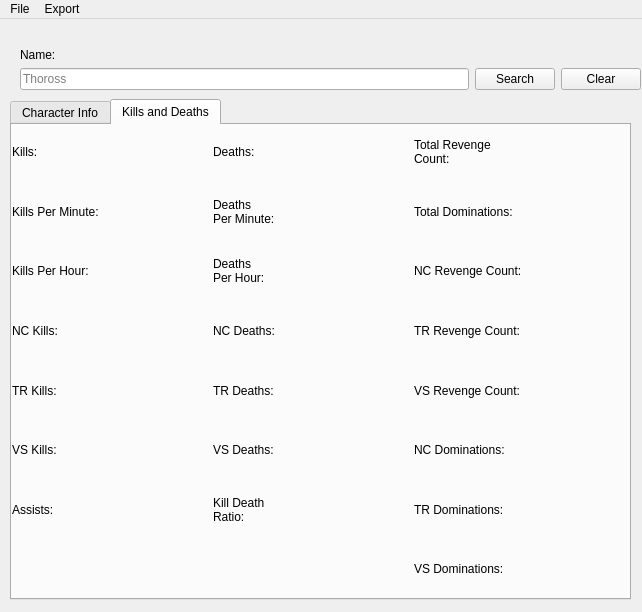
Thoross/PS2-Stats, file src/GUI/mainwindow.ui: the form before one commit.
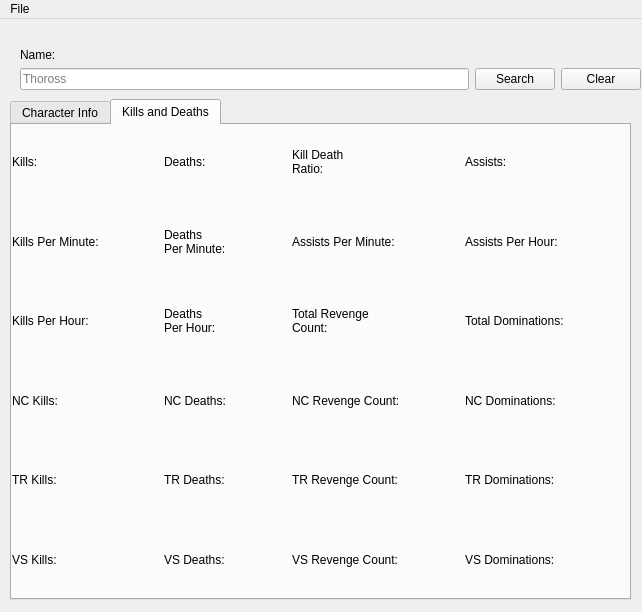
The form after the commit. The open tabs and pages were chosen to show the change.

Commit message: Change whitespacing and indentation on some files. Added Assists per hour and minute to the kills and deaths tab.

What changed in the file:
```diff
--- a/src/GUI/mainwindow.ui
+++ b/src/GUI/mainwindow.ui
@@ -438,6 +438,20 @@
        </rect>
       </property>
       <layout class="QGridLayout" name="gridLayout_2">
+       <item row="5" column="4">
+        <widget class="QLabel" name="lbl_VS_revenge">
+         <property name="text">
+          <string>VS Revenge Count:</string>
+         </property>
+        </widget>
+       </item>
+       <item row="4" column="4">
+        <widget class="QLabel" name="lbl_TR_revenge">
+         <property name="text">
+          <string>TR Revenge Count:</string>
+         </property>
+        </widget>
+       </item>
        <item row="0" column="1">
         <widget class="QLabel" name="lbl_kills_value">
          <property name="text">
@@ -502,7 +516,7 @@
          </property>
         </widget>
        </item>
-       <item row="6" column="2">
+       <item row="0" column="4">
         <widget class="QLabel" name="lbl_kdr">
          <property name="text">
           <string>Kill Death 
@@ -546,13 +560,6 @@
          </property>
         </widget>
        </item>
-       <item row="6" column="0">
-        <widget class="QLabel" name="lbl_assists">
-         <property name="text">
-          <string>Assists:</string>
-         </property>
-        </widget>
-       </item>
        <item row="5" column="0">
         <widget class="QLabel" name="lbl_VS_kills">
          <property name="text">
@@ -623,105 +630,98 @@
          </property>
         </widget>
        </item>
-       <item row="6" column="1">
-        <widget class="QLabel" name="lbl_assists_value">
+       <item row="3" column="5">
+        <widget class="QLabel" name="lbl_NC_revenge_value">
          <property name="text">
           <string/>
          </property>
         </widget>
        </item>
-       <item row="6" column="3">
+       <item row="4" column="5">
+        <widget class="QLabel" name="lbl_TR_revenge_value">
+         <property name="text">
+          <string/>
+         </property>
+        </widget>
+       </item>
+       <item row="3" column="4">
+        <widget class="QLabel" name="lbl_NC_revenge">
+         <property name="text">
+          <string>NC Revenge Count:</string>
+         </property>
+        </widget>
+       </item>
+       <item row="5" column="5">
+        <widget class="QLabel" name="lbl_VS_revenge_value">
+         <property name="text">
+          <string/>
+         </property>
+        </widget>
+       </item>
+       <item row="0" column="5">
         <widget class="QLabel" name="lbl_kdr_value">
          <property name="text">
           <string/>
          </property>
         </widget>
        </item>
-       <item row="7" column="5">
-        <widget class="QLabel" name="lbl_VS_dominations_value">
-         <property name="text">
-          <string/>
-         </property>
-        </widget>
-       </item>
-       <item row="7" column="4">
+       <item row="5" column="6">
         <widget class="QLabel" name="lbl_VS_dominations">
          <property name="text">
           <string>VS Dominations:</string>
          </property>
         </widget>
        </item>
-       <item row="6" column="4">
+       <item row="4" column="6">
         <widget class="QLabel" name="lbl_TR_dominations">
          <property name="text">
           <string>TR Dominations:</string>
          </property>
         </widget>
        </item>
-       <item row="5" column="4">
+       <item row="3" column="6">
         <widget class="QLabel" name="lbl_NC_domination">
          <property name="text">
           <string>NC Dominations:</string>
          </property>
         </widget>
        </item>
-       <item row="6" column="5">
+       <item row="2" column="6">
+        <widget class="QLabel" name="lbl_dominations">
+         <property name="text">
+          <string>Total Dominations:</string>
+         </property>
+        </widget>
+       </item>
+       <item row="5" column="7">
+        <widget class="QLabel" name="lbl_VS_dominations_value">
+         <property name="text">
+          <string/>
+         </property>
+        </widget>
+       </item>
+       <item row="4" column="7">
         <widget class="QLabel" name="lbl_TR_dominations_value">
          <property name="text">
           <string/>
          </property>
         </widget>
        </item>
-       <item row="5" column="5">
+       <item row="3" column="7">
         <widget class="QLabel" name="lbl_NC_domination_value">
          <property name="text">
           <string/>
          </property>
         </widget>
        </item>
-       <item row="3" column="4">
-        <widget class="QLabel" name="lbl_TR_revenge">
+       <item row="2" column="7">
+        <widget class="QLabel" name="lbl_dominations_value">
          <property name="text">
-          <string>TR Revenge Count:</string>
+          <string/>
          </property>
         </widget>
        </item>
        <item row="2" column="4">
-        <widget class="QLabel" name="lbl_NC_revenge">
-         <property name="text">
-          <string>NC Revenge Count:</string>
-         </property>
-        </widget>
-       </item>
-       <item row="2" column="5">
-        <widget class="QLabel" name="lbl_NC_revenge_value">
-         <property name="text">
-          <string/>
-         </property>
-        </widget>
-       </item>
-       <item row="3" column="5">
-        <widget class="QLabel" name="lbl_TR_revenge_value">
-         <property name="text">
-          <string/>
-         </property>
-        </widget>
-       </item>
-       <item row="4" column="4">
-        <widget class="QLabel" name="lbl_VS_revenge">
-         <property name="text">
-          <string>VS Revenge Count:</string>
-         </property>
-        </widget>
-       </item>
-       <item row="4" column="5">
-        <widget class="QLabel" name="lbl_VS_revenge_value">
-         <property name="text">
-          <string/>
-         </property>
-        </widget>
-       </item>
-       <item row="0" column="4">
         <widget class="QLabel" name="lbl_revenge">
          <property name="text">
           <string>Total Revenge 
@@ -729,22 +729,50 @@
          </property>
         </widget>
        </item>
-       <item row="0" column="5">
+       <item row="2" column="5">
         <widget class="QLabel" name="lbl_revenge_value">
          <property name="text">
           <string/>
          </property>
         </widget>
        </item>
+       <item row="0" column="6">
+        <widget class="QLabel" name="lbl_assists">
+         <property name="text">
+          <string>Assists:</string>
+         </property>
+        </widget>
+       </item>
+       <item row="0" column="7">
+        <widget class="QLabel" name="lbl_assists_value">
+         <property name="text">
+          <string/>
+         </property>
+        </widget>
+       </item>
        <item row="1" column="4">
-        <widget class="QLabel" name="lbl_dominations">
+        <widget class="QLabel" name="lbl_apm">
          <property name="text">
-          <string>Total Dominations:</string>
+          <string>Assists Per Minute:</string>
          </property>
         </widget>
        </item>
        <item row="1" column="5">
-        <widget class="QLabel" name="lbl_dominations_value">
+        <widget class="QLabel" name="lbl_apm_value">
+         <property name="text">
+          <string/>
+         </property>
+        </widget>
+       </item>
+       <item row="1" column="6">
+        <widget class="QLabel" name="lbl_aph">
+         <property name="text">
+          <string>Assists Per Hour:</string>
+         </property>
+        </widget>
+       </item>
+       <item row="1" column="7">
+        <widget class="QLabel" name="lbl_aph_value">
          <property name="text">
           <string/>
          </property>
@@ -770,15 +798,7 @@
     </property>
     <addaction name="actionQuit"/>
    </widget>
-   <widget class="QMenu" name="menuExport">
-    <property name="title">
-     <string>Export</string>
-    </property>
-    <addaction name="ExportCSV"/>
-    <addaction name="actionText_File"/>
-   </widget>
    <addaction name="menuFile"/>
-   <addaction name="menuExport"/>
   </widget>
   <action name="actionQuit">
    <property name="text">
```
The commit also changes 6 other files.
